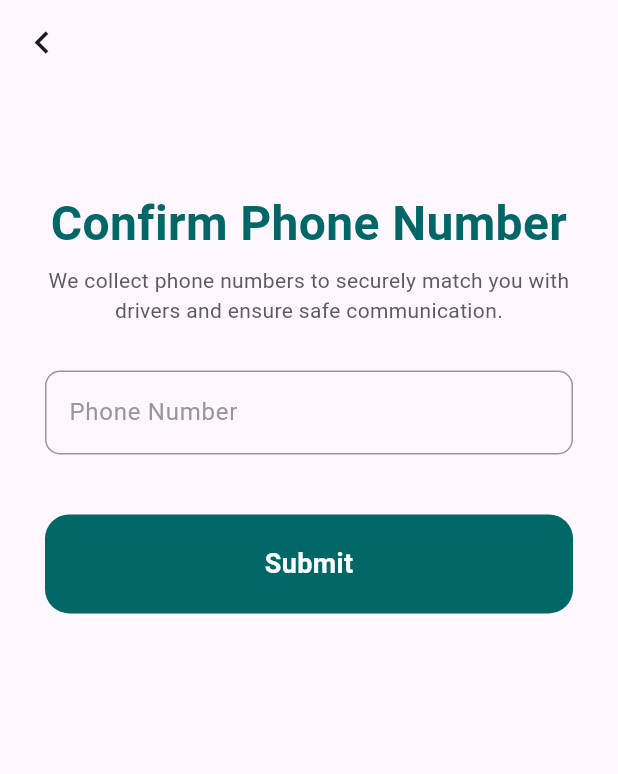
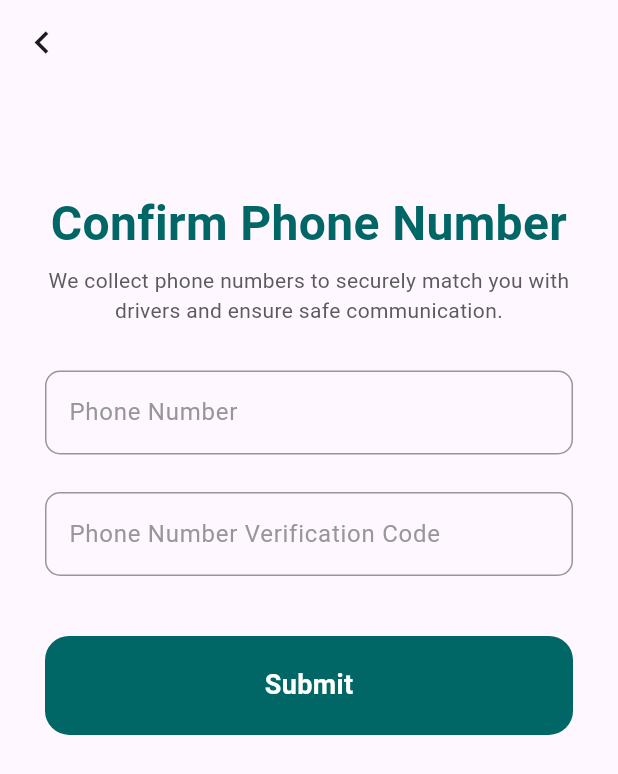
Before and after one commit to sharon5555/Signup-UI-flutter, a Flutter app: the SignUpEmail screen opened directly, after a tap on "Confirm Phone Number", on a phone screen of 412 x 824 dp. Shown: the top 774 px of the screen. Run offline on Flutter 3.47's test engine with Material 3 defaults, Android fonts, the light colour scheme and no system bars; Roboto replaces fonts that are missing (Poppins).

Commit message:
updated the files

```diff
--- a/sign_up/lib/screens/forget_password_screen.dart
+++ b/sign_up/lib/screens/forget_password_screen.dart
@@ -1,7 +1,7 @@
 import 'package:flutter/material.dart';
+import 'package:sign_up/screens/confirm_number.dart';
 import 'package:sign_up/theme.dart';
 import 'package:sign_up/widgets/forgot_form.dart';
-import 'package:sign_up/widgets/confirm_number_form.dart';
 import 'package:sign_up/widgets/primary_button.dart';
 
 class ForgetPasswordScreen extends StatelessWidget {
@@ -67,7 +67,7 @@ class ForgetPasswordScreen extends StatelessWidget {
                 Navigator.push(
                   context,
                   MaterialPageRoute(
-                    builder: (context) => PasswordForm(
+                    builder: (context) =>ConfirmNumber(
                       onEmailChanged: (String email) {},
                     ),
                   ),
--- a/sign_up/lib/screens/sign_up_email.dart
+++ b/sign_up/lib/screens/sign_up_email.dart
@@ -1,7 +1,6 @@
 import 'package:flutter/material.dart';
 import 'package:sign_up/screens/confirm_number.dart';
 import 'package:sign_up/widgets/checkbox.dart';
-import 'package:sign_up/widgets/confirm_number_form.dart';
 import 'package:sign_up/widgets/primary_button.dart';
 import 'package:sign_up/widgets/sign_up_option.dart';
 import 'package:sign_up/widgets/signup_form.dart';
@@ -33,7 +32,7 @@ class _SignUpEmailState extends State<SignUpEmail> {
       Navigator.push(
         context,
         MaterialPageRoute(
-          builder: (context) => PasswordForm(
+          builder: (context) => ConfirmNumber(
             onEmailChanged: (String email) {},
           ),
         ),
--- a/sign_up/lib/widgets/confirm_number_form.dart
+++ b/sign_up/lib/widgets/confirm_number_form.dart
@@ -16,6 +16,8 @@ class _ConfirmNumberFormState extends State<ConfirmNumberForm> {
     return Column(
       children: [
         buildInputForm('Phone Number', false),
+        const SizedBox(height: 15), // Bottom space between rows
+        buildInputForm('Phone Number Verification Code', false),
         const SizedBox(height: 15), // Bottom space between rows
       ],
     );
--- a/sign_up/lib/widgets/sign_up_option.dart
+++ b/sign_up/lib/widgets/sign_up_option.dart
@@ -5,11 +5,11 @@ class SignUpOption extends StatelessWidget {
 
   @override
   Widget build(BuildContext context) {
-    return Row(
+    return const Row(
       mainAxisAlignment: MainAxisAlignment.spaceEvenly,
       children: [
         BuildButton(
-          iconImage: const Image(
+          iconImage: Image(
             height: 20,
             width: 20,
             image: AssetImage('assets/google.png'),
@@ -17,7 +17,7 @@ class SignUpOption extends StatelessWidget {
           textButton: 'Google',
         ),
         BuildButton(
-          iconImage: const Image(
+          iconImage: Image(
             height: 20,
             width: 20,
             image: AssetImage('assets/apple.png'),
@@ -32,7 +32,7 @@ class SignUpOption extends StatelessWidget {
 class BuildButton extends StatelessWidget {
   final Image iconImage;
   final String textButton;
-  BuildButton({required this.iconImage, required this.textButton});
+  const BuildButton({super.key, required this.iconImage, required this.textButton});
   @override
   Widget build(BuildContext context) {
     var mediaQuery = MediaQuery.of(context).size;
```
Also changed, not shown: sign_up/lib/widgets/login_option.dart (+4 -4 lines).
